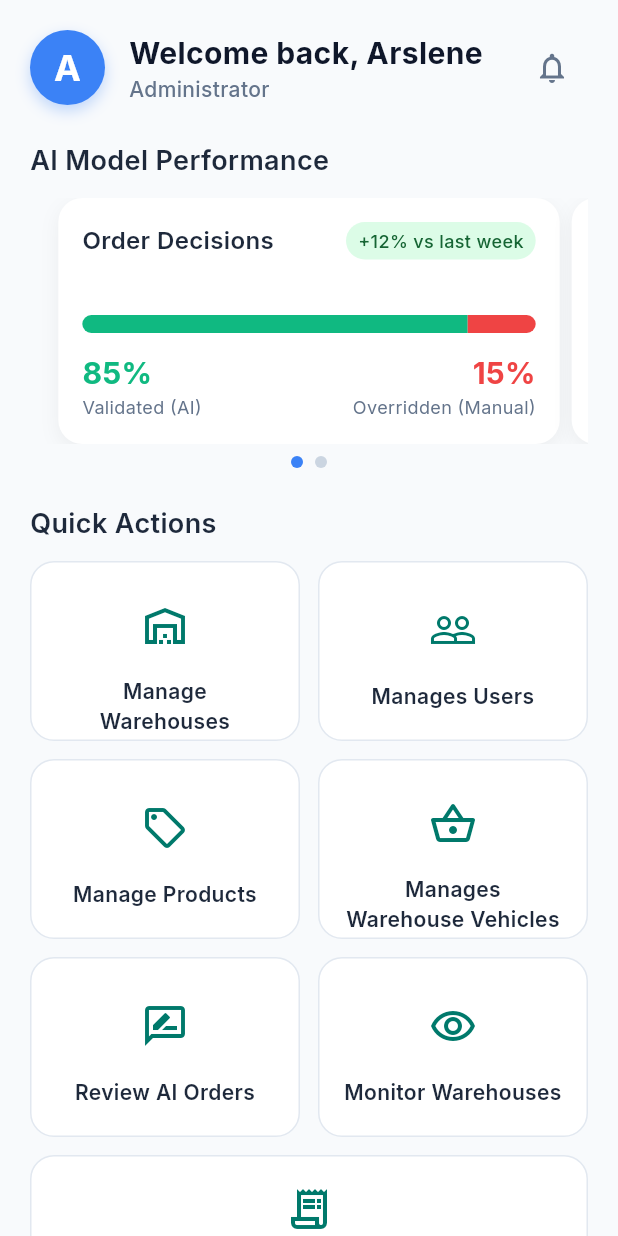
After one commit to arslenedjellouli/MobAI-WMS, a Flutter app: the AdminDashboardPage screen opened by its route, on a phone screen of 412 x 824 dp. The commit adds this screen. Run offline on Flutter 3.47's test engine with Material 3 defaults, Android fonts, the phone set to English and light mode, and no system bars; our stand-ins replace connectivity_plus, dartz, dio, flutter_secure_storage, get_it, google_fonts and 3 more; accounts and stored records are empty; generated files the repository leaves out were written again.

Commit message:
feat: implement initial admin dashboard page with AI metrics and quick actions, and add app routes configuration.

```diff
--- a/mobile_ai/lib/config/routes/app_routes.dart
+++ b/mobile_ai/lib/config/routes/app_routes.dart
@@ -1,6 +1,7 @@
 import 'package:flutter/material.dart';
 
 import 'package:mobile_ai/features/dashboard/presentation/pages/employee_dashboard_page.dart';
+import 'package:mobile_ai/features/dashboard/presentation/pages/admin_dashboard_page.dart';
 import 'package:mobile_ai/features/auth/presentation/pages/splash_page.dart';
 import 'package:mobile_ai/features/auth/presentation/pages/login_page.dart';
 import 'package:mobile_ai/features/auth/presentation/pages/access_help_page.dart';
@@ -20,6 +21,7 @@ class AppRoutes {
 
   // Dashboard Routes
   static const String dashboard = '/dashboard';
+  static const String adminDashboard = '/admin-dashboard';
 
   // Daily Operation Routes
   static const String dailyOperation = '/daily-operation';
@@ -104,6 +106,11 @@ class AppRoutes {
           builder: (_) => const EmployeeDashboardPage(),
         );
 
+      case adminDashboard:
+        return MaterialPageRoute(
+          builder: (_) => const AdminDashboardPage(),
+        );
+
       case bonPickings:
         return MaterialPageRoute(
           builder: (_) => _placeholder('Bon Pickings', 'List of picking orders'),
--- /dev/null
+++ b/mobile_ai/lib/features/dashboard/presentation/pages/admin_dashboard_page.dart
@@ -0,0 +1,547 @@
+import 'package:flutter/material.dart';
+import 'package:google_fonts/google_fonts.dart';
+
+class AdminDashboardPage extends StatelessWidget {
+  const AdminDashboardPage({super.key});
+
+  @override
+  Widget build(BuildContext context) {
+    // Mock user data
+    const String adminName = "Arslene"; // Or fetch from auth
+    const String adminRole = "Administrator";
+
+    return Scaffold(
+      backgroundColor: const Color(0xFFF8FAFC), // Slate-50
+      body: SafeArea(
+        child: SingleChildScrollView(
+          padding: const EdgeInsets.all(20.0),
+          child: Column(
+            crossAxisAlignment: CrossAxisAlignment.start,
+            children: [
+              // 1. Header Section
+              _buildHeader(context, adminName, adminRole),
+              const SizedBox(height: 24),
+
+              // 2. AI Performance Slider
+              Text(
+                "AI Model Performance",
+                style: GoogleFonts.inter(
+                  fontSize: 18,
+                  fontWeight: FontWeight.w600,
+                  color: const Color(0xFF1E293B), // Slate-800
+                ),
+              ),
+              const SizedBox(height: 12),
+              const SizedBox(
+                height: 180,
+                child: _AIMetricsSlider(),
+              ),
+              const SizedBox(height: 24),
+
+              // 3. Actions Box
+              Text(
+                "Quick Actions",
+                style: GoogleFonts.inter(
+                  fontSize: 18,
+                  fontWeight: FontWeight.w600,
+                  color: const Color(0xFF1E293B),
+                ),
+              ),
+              const SizedBox(height: 12),
+              _buildActionsGrid(context),
+            ],
+          ),
+        ),
+      ),
+    );
+  }
+
+  Widget _buildHeader(BuildContext context, String name, String role) {
+    return Row(
+      children: [
+        Container(
+          width: 50,
+          height: 50,
+          decoration: BoxDecoration(
+            color: const Color(0xFF3B82F6), // Blue-500
+            shape: BoxShape.circle,
+            boxShadow: [
+              BoxShadow(
+                color: const Color(0xFF3B82F6).withOpacity(0.3),
+                blurRadius: 8,
+                offset: const Offset(0, 4),
+              ),
+            ],
+          ),
+          child: Center(
+            child: Text(
+              name.substring(0, 1).toUpperCase(),
+              style: GoogleFonts.inter(
+                fontSize: 24,
+                fontWeight: FontWeight.bold,
+                color: Colors.white,
+              ),
+            ),
+          ),
+        ),
+        const SizedBox(width: 16),
+        Column(
+          crossAxisAlignment: CrossAxisAlignment.start,
+          children: [
+            Text(
+              "Welcome back, $name",
+              style: GoogleFonts.inter(
+                fontSize: 20,
+                fontWeight: FontWeight.bold,
+                color: const Color(0xFF0F172A), // Slate-900
+              ),
+            ),
+            Text(
+              role,
+              style: GoogleFonts.inter(
+                fontSize: 14,
+                fontWeight: FontWeight.w500,
+                color: const Color(0xFF64748B), // Slate-500
+              ),
+            ),
+          ],
+        ),
+        const Spacer(),
+        IconButton(
+          onPressed: () {
+            // TODO: Implement notifications
+          },
+          icon: const Icon(Icons.notifications_outlined),
+          color: const Color(0xFF64748B),
+        ),
+      ],
+    );
+  }
+
+  Widget _buildActionsGrid(BuildContext context) {
+    // Shared color for all icons (Teal/Dark Cyan)
+    const Color iconColor = Color(0xFF00796B);
+
+    final actions = [
+      _ActionItem(
+        icon: Icons.warehouse_outlined,
+        label: "Manage Warehouses",
+        color: iconColor,
+        onTap: () {},
+      ),
+      _ActionItem(
+        icon: Icons.people_outline,
+        label: "Manages Users",
+        color: iconColor,
+        onTap: () {},
+      ),
+      _ActionItem(
+        icon: Icons.local_offer_outlined, // Tag icon
+        label: "Manage Products",
+        color: iconColor,
+        onTap: () {},
+      ),
+      _ActionItem(
+        icon: Icons.shopping_basket_outlined,
+        label: "Manages Warehouse Vehicles",
+        color: iconColor,
+        onTap: () {},
+      ),
+      _ActionItem(
+        icon: Icons.rate_review_outlined,
+        label: "Review AI Orders",
+        color: iconColor,
+        onTap: () {},
+      ),
+      _ActionItem(
+        icon: Icons.remove_red_eye_outlined,
+        label: "Monitor Warehouses",
+        color: iconColor,
+        onTap: () {},
+      ),
+    ];
+
+    return Column(
+      children: [
+        GridView.builder(
+          shrinkWrap: true,
+          physics: const NeverScrollableScrollPhysics(),
+          itemCount: actions.length,
+          gridDelegate: const SliverGridDelegateWithFixedCrossAxisCount(
+            crossAxisCount: 2,
+            crossAxisSpacing: 12,
+            mainAxisSpacing: 12,
+            childAspectRatio: 1.5,
+          ),
+          itemBuilder: (context, index) {
+            return _ActionCard(item: actions[index], isCentered: true);
+          },
+        ),
+        const SizedBox(height: 12),
+        // Full width "Logs" button
+        _ActionCard(
+          item: _ActionItem(
+            icon: Icons.receipt_long_outlined,
+            label: "Logs",
+            color: iconColor,
+            onTap: () {},
+          ),
+          isCentered: true,
+          isFullWidth: true,
+        ),
+      ],
+    );
+  }
+}
+
+class _AIMetricsSlider extends StatefulWidget {
+  const _AIMetricsSlider();
+
+  @override
+  State<_AIMetricsSlider> createState() => _AIMetricsSliderState();
+}
+
+class _AIMetricsSliderState extends State<_AIMetricsSlider> {
+  final PageController _pageController = PageController(viewportFraction: 0.92);
+  int _currentPage = 0;
+
+  @override
+  Widget build(BuildContext context) {
+    return Column(
+      children: [
+        Expanded(
+          child: PageView(
+            controller: _pageController,
+            onPageChanged: (index) {
+              setState(() {
+                _currentPage = index;
+              });
+            },
+            children: const [
+              _MetricsCard1(), // Overridden vs Validated
+              _MetricsCard2(), // Accuracy & Confidence
+            ],
+          ),
+        ),
+        const SizedBox(height: 8),
+        Row(
+          mainAxisAlignment: MainAxisAlignment.center,
+          children: List.generate(2, (index) {
+            return Container(
+              margin: const EdgeInsets.symmetric(horizontal: 4),
+              width: 8,
+              height: 8,
+              decoration: BoxDecoration(
+                shape: BoxShape.circle,
+                color: _currentPage == index
+                    ? const Color(0xFF3B82F6)
+                    : const Color(0xFFCBD5E1),
+              ),
+            );
+          }),
+        ),
+      ],
+    );
+  }
+}
+
+class _MetricsCard1 extends StatelessWidget {
+  const _MetricsCard1();
+
+  @override
+  Widget build(BuildContext context) {
+    // Mock Data
+    final double validatedPercent = 0.85;
+    final int totalOrders = 1250;
+
+    return Container(
+      margin: const EdgeInsets.symmetric(horizontal: 4),
+      padding: const EdgeInsets.all(16),
+      decoration: BoxDecoration(
+        color: Colors.white,
+        borderRadius: BorderRadius.circular(16),
+        boxShadow: [
+          BoxShadow(
+            color: Colors.black.withOpacity(0.05),
+            blurRadius: 10,
+            offset: const Offset(0, 4),
+          ),
+        ],
+      ),
+      child: Column(
+        crossAxisAlignment: CrossAxisAlignment.start,
+        children: [
+          Row(
+            mainAxisAlignment: MainAxisAlignment.spaceBetween,
+            children: [
+              Text(
+                "Order Decisions",
+                style: GoogleFonts.inter(
+                  fontSize: 16,
+                  fontWeight: FontWeight.w600,
+                  color: const Color(0xFF1E293B),
+                ),
+              ),
+              Container(
+                padding: const EdgeInsets.symmetric(horizontal: 8, vertical: 4),
+                decoration: BoxDecoration(
+                  color: const Color(0xFFDCFCE7), // Green-100
+                  borderRadius: BorderRadius.circular(20),
+                ),
+                child: Text(
+                  "+12% vs last week",
+                  style: GoogleFonts.inter(
+                    fontSize: 12,
+                    fontWeight: FontWeight.w500,
+                    color: const Color(0xFF166534), // Green-800
+                  ),
+                ),
+              ),
+            ],
+          ),
+          const Spacer(),
+          // Visualization
+          Row(
+            children: [
+              Expanded(
+                flex: (validatedPercent * 100).toInt(),
+                child: Container(
+                  height: 12,
+                  decoration: const BoxDecoration(
+                    color: Color(0xFF10B981), // Emerald-500
+                    borderRadius: BorderRadius.horizontal(left: Radius.circular(6)),
+                  ),
+                ),
+              ),
+              Expanded(
+                flex: ((1 - validatedPercent) * 100).toInt(),
+                child: Container(
+                  height: 12,
+                  decoration: const BoxDecoration(
+                    color: Color(0xFFEF4444), // Red-500
+                    borderRadius: BorderRadius.horizontal(right: Radius.circular(6)),
+                  ),
+                ),
+              ),
+            ],
+          ),
+          const SizedBox(height: 12),
+          Row(
+            mainAxisAlignment: MainAxisAlignment.spaceBetween,
+            children: [
+              Column(
+                crossAxisAlignment: CrossAxisAlignment.start,
+                children: [
+                  Text(
+                    "${(validatedPercent * 100).toInt()}%",
+                    style: GoogleFonts.inter(
+                      fontSize: 20,
+                      fontWeight: FontWeight.bold,
+                      color: const Color(0xFF10B981),
+                    ),
+                  ),
+                  Text(
+                    "Validated (AI)",
+                    style: GoogleFonts.inter(
+                      fontSize: 12,
+                      color: const Color(0xFF64748B),
+                    ),
+                  ),
+                ],
+              ),
+               Column(
+                crossAxisAlignment: CrossAxisAlignment.end,
+                children: [
+                  Text(
+                    "${((1 - validatedPercent) * 100).toInt()}%",
+                    style: GoogleFonts.inter(
+                      fontSize: 20,
+                      fontWeight: FontWeight.bold,
+                      color: const Color(0xFFEF4444),
+                    ),
+                  ),
+                  Text(
+                    "Overridden (Manual)",
+                    style: GoogleFonts.inter(
+                      fontSize: 12,
+                      color: const Color(0xFF64748B),
+                    ),
+                  ),
+                ],
+              ),
+            ],
+          ),
+        ],
+      ),
+    );
+  }
+}
+
+class _MetricsCard2 extends StatelessWidget {
+  const _MetricsCard2();
+
+  @override
+  Widget build(BuildContext context) {
+    return Container(
+      margin: const EdgeInsets.symmetric(horizontal: 4),
+      padding: const EdgeInsets.all(16),
+      decoration: BoxDecoration(
+        color: Colors.white,
+        borderRadius: BorderRadius.circular(16),
+        boxShadow: [
+          BoxShadow(
+            color: Colors.black.withOpacity(0.05),
+            blurRadius: 10,
+            offset: const Offset(0, 4),
+          ),
+        ],
+      ),
+      child: Column(
+        crossAxisAlignment: CrossAxisAlignment.start,
+        children: [
+          Text(
+            "Model Health",
+            style: GoogleFonts.inter(
+              fontSize: 16,
+              fontWeight: FontWeight.w600,
+              color: const Color(0xFF1E293B),
+            ),
+          ),
+          const SizedBox(height: 16),
+          Row(
+            mainAxisAlignment: MainAxisAlignment.spaceAround,
+            children: [
+              _buildCircularIndicator("Accuracy", 0.92, const Color(0xFF3B82F6)),
+              Container(width: 1, height: 60, color: const Color(0xFFE2E8F0)),
+              _buildCircularIndicator("Confidence", 0.88, const Color(0xFF8B5CF6)),
+            ],
+          ),
+        ],
+      ),
+    );
+  }
+
+  Widget _buildCircularIndicator(String label, double value, Color color) {
+    return Column(
+      children: [
+        SizedBox(
+          height: 60,
+          width: 60,
+          child: Stack(
+            children: [
+              Center(
+                child: SizedBox(
+                  height: 60,
+                  width: 60,
+                  child: CircularProgressIndicator(
+                    value: value,
+                    strokeWidth: 6,
+                    backgroundColor: color.withOpacity(0.1),
+                    valueColor: AlwaysStoppedAnimation<Color>(color),
+                  ),
+                ),
+              ),
+              Center(
+                child: Text(
+                  "${(value * 100).toInt()}%",
+                  style: GoogleFonts.inter(
+                    fontSize: 14,
+                    fontWeight: FontWeight.bold,
+                    color: const Color(0xFF1E293B),
+                  ),
+                ),
+              ),
+            ],
+          ),
+        ),
+        const SizedBox(height: 8),
+        Text(
+          label,
+          style: GoogleFonts.inter(
+            fontSize: 12,
+            fontWeight: FontWeight.w500,
+            color: const Color(0xFF64748B),
+          ),
+        ),
+      ],
+    );
+  }
+}
+
+class _ActionItem {
+  final IconData icon;
+  final String label;
+  final Color color;
+  final VoidCallback onTap;
+
+  _ActionItem({
+    required this.icon,
+    required this.label,
+    required this.color,
+    required this.onTap,
+  });
+}
+
+class _ActionCard extends StatelessWidget {
+  final _ActionItem item;
+  final bool isCentered;
+  final bool isFullWidth;
+
+  const _ActionCard({
+    required this.item,
+    this.isCentered = false,
+    this.isFullWidth = false,
+  });
+
+  @override
+  Widget build(BuildContext context) {
+    return Container(
+      width: isFullWidth ? double.infinity : null,
+      height: isFullWidth ? 100 : null, // Fixed height for full width logs
+      decoration: BoxDecoration(
+        color: Colors.white,
+        borderRadius: BorderRadius.circular(16),
+        border: Border.all(color: const Color(0xFFE2E8F0)),
+      ),
+      child: Material(
+        color: Colors.transparent,
+        borderRadius: BorderRadius.circular(16),
+        child: InkWell(
+          onTap: item.onTap,
+          borderRadius: BorderRadius.circular(16),
+          child: Padding(
+            padding: const EdgeInsets.all(16),
+            child: Column(
+              mainAxisAlignment: MainAxisAlignment.center,
+              crossAxisAlignment: isCentered
+                  ? CrossAxisAlignment.center
+                  : CrossAxisAlignment.start,
+              children: [
+                item.icon == Icons.receipt_long_outlined && isFullWidth
+                    ? Icon(item.icon, color: item.color, size: 32)
+                    : Container(
+                        padding: const EdgeInsets.all(10), // Slightly larger padding
+                        child: Icon(
+                          item.icon,
+                          color: item.color,
+                          size: 32, // Larger icon as per design
+                        ),
+                      ),
+                const SizedBox(height: 8),
+                Text(
+                  item.label,
+                  textAlign: isCentered ? TextAlign.center : TextAlign.start,
+                  style: GoogleFonts.inter(
+                    fontSize: 14,
+                    fontWeight: FontWeight.w600,
+                    color: const Color(0xFF1E293B),
+                  ),
+                ),
+              ],
+            ),
+          ),
+        ),
+      ),
+    );
+  }
+}
```
